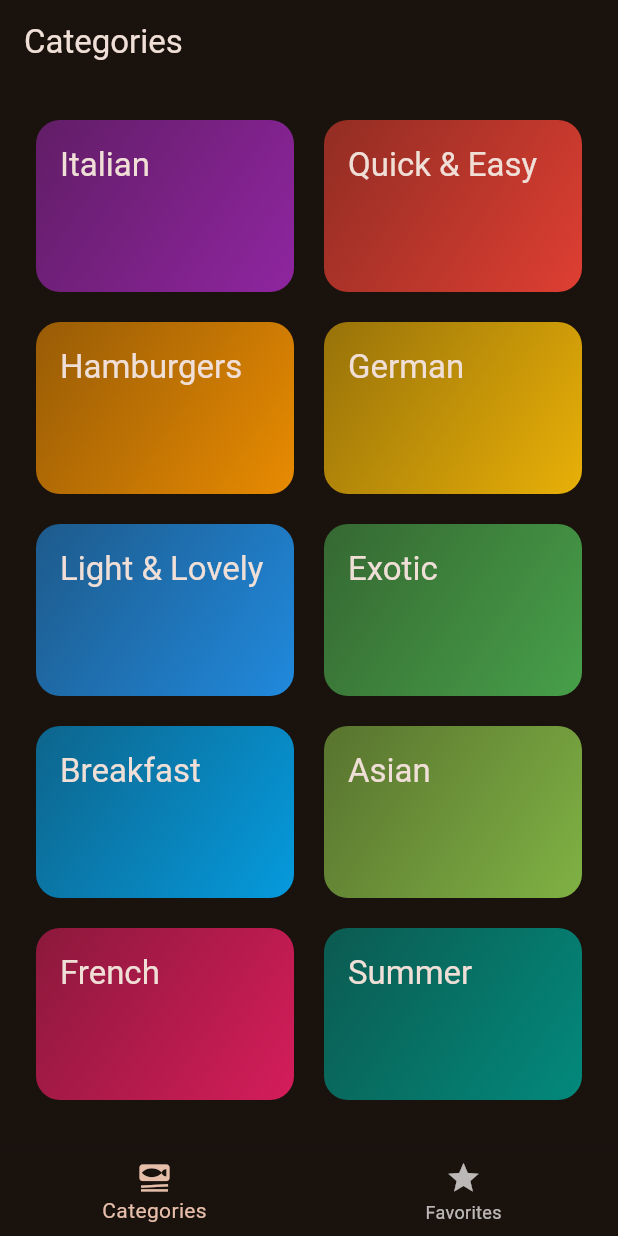
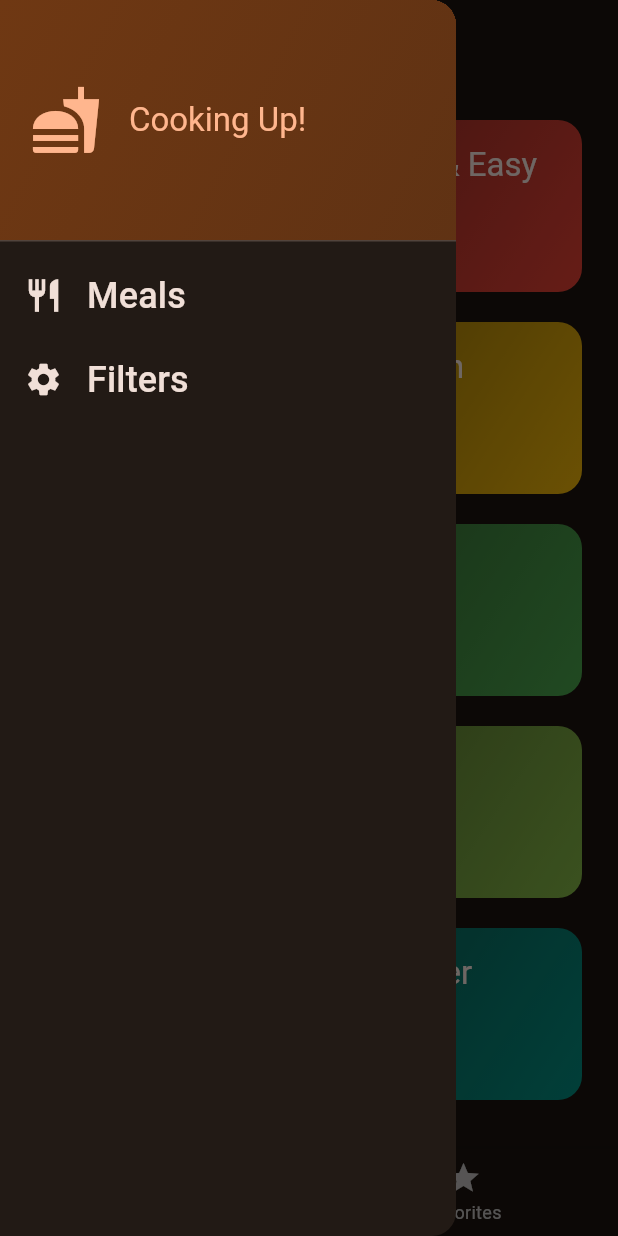
Before and after one commit to Jalo1982/meals, a Flutter app: the screen it shows after launch, with the side drawer open (before the commit the screen has no drawer), on a phone screen of 412 x 824 dp. Run offline on Flutter 3.47's test engine with Material 3 defaults, Android fonts, the phone set to English and light mode, and no system bars; our stand-ins replace transparent_image.

Commit message:
Create a side drawer

```diff
--- a/lib/screens/tabs.dart
+++ b/lib/screens/tabs.dart
@@ -3,6 +3,7 @@ import 'package:flutter/material.dart';
 import 'package:meals/models/meal.dart';
 import 'package:meals/screens/categories.dart';
 import 'package:meals/screens/meals.dart';
+import 'package:meals/widgets/main_drawer.dart';
 
 class TabsScreen extends StatefulWidget {
   const TabsScreen({super.key});
@@ -65,6 +66,7 @@ class _TabsScreenState extends State<TabsScreen> {
       appBar: AppBar(
         title: Text(activePagetitle),
       ),
+      drawer: const MainDrawer(),
       body: activePage,
       bottomNavigationBar: BottomNavigationBar(
           onTap: _selectPage,
--- /dev/null
+++ b/lib/widgets/main_drawer.dart
@@ -0,0 +1,79 @@
+import 'package:flutter/material.dart';
+
+class MainDrawer extends StatelessWidget {
+  const MainDrawer({super.key});
+
+  @override
+  Widget build(BuildContext context) {
+    return Drawer(
+      child: Column(
+        children: [
+          DrawerHeader(
+            padding: const EdgeInsets.all(20),
+            decoration: BoxDecoration(
+              gradient: LinearGradient(
+                colors: [
+                  Theme.of(context).colorScheme.primaryContainer,
+                  Theme.of(context)
+                      .colorScheme
+                      .primaryContainer
+                      .withOpacity(0.8),
+                ],
+                begin: Alignment.topLeft,
+                end: Alignment.bottomRight,
+              ),
+            ),
+            child: Row(
+              children: [
+                Icon(
+                  Icons.fastfood,
+                  size: 48,
+                  color: Theme.of(context).colorScheme.primary,
+                ),
+                const SizedBox(
+                  width: 18,
+                ),
+                Text(
+                  'Cooking Up!',
+                  style: Theme.of(context).textTheme.titleLarge!.copyWith(
+                        color: Theme.of(context).colorScheme.primary,
+                      ),
+                ),
+              ],
+            ),
+          ),
+          ListTile(
+            leading: Icon(
+              Icons.restaurant,
+              size: 26,
+              color: Theme.of(context).colorScheme.onSurface,
+            ),
+            title: Text(
+              'Meals',
+              style: Theme.of(context).textTheme.titleSmall!.copyWith(
+                    color: Theme.of(context).colorScheme.onSurface,
+                    fontSize: 24,
+                  ),
+            ),
+            onTap: () {},
+          ),
+          ListTile(
+            leading: Icon(
+              Icons.settings,
+              size: 26,
+              color: Theme.of(context).colorScheme.onSurface,
+            ),
+            title: Text(
+              'Filters',
+              style: Theme.of(context).textTheme.titleSmall!.copyWith(
+                    color: Theme.of(context).colorScheme.onSurface,
+                    fontSize: 24,
+                  ),
+            ),
+            onTap: () {},
+          ),
+        ],
+      ),
+    );
+  }
+}
```
